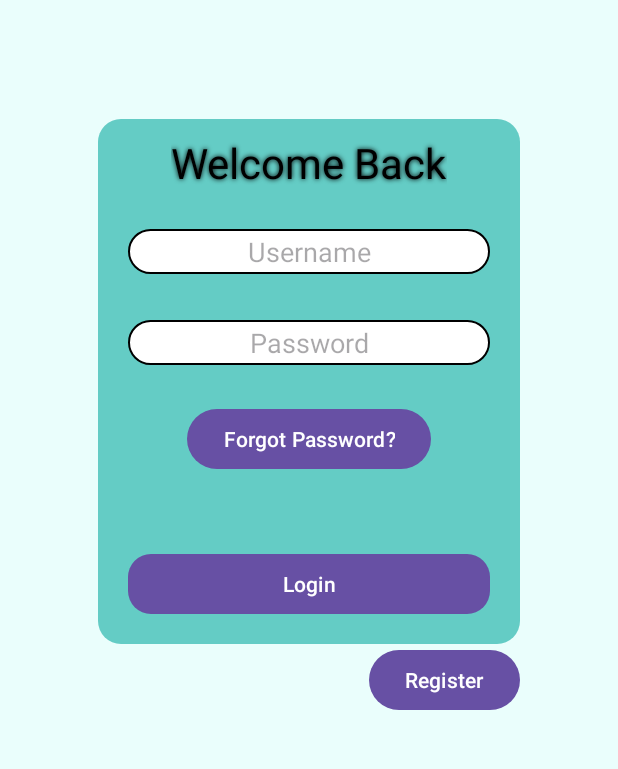
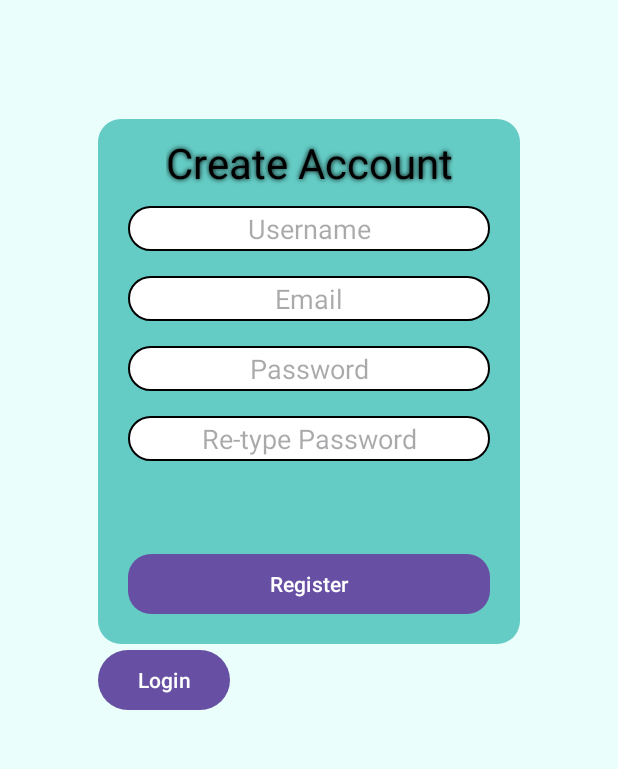
Before and after one commit to Sahif02/CWSE2, an Android app: the layout activity_register.xml on its own in the app's theme, with its tools: preview values and no code run, on a phone screen of 412 x 824 dp, the part 360-1129 px from its top. Run offline under Robolectric (Android 15) with nearby library versions, the phone set to English and light mode, and no system bars.

Commit message:
Login and register

```diff
--- a/app/src/main/java/com/example/reservation/test.java
+++ /dev/null
@@ -1,2 +0,0 @@
-User and Profile (One-to-Many):
-Assumption: Each user can have multiple profiles, allowing flexibility for users who may want distinct profiles for different purposes.
--- a/app/src/main/res/layout/login.xml
+++ b/app/src/main/res/layout/activity_register.xml
@@ -45,8 +45,8 @@
                     android:id="@+id/textView"
                     android:layout_width="wrap_content"
                     android:layout_height="wrap_content"
-                    android:text="Welcome Back"
-                    android:textSize="28sp"
+                    android:text="Create Account"
+                    android:textSize="28dp"
                     android:textColor="@color/black"
                     android:shadowRadius="4"
                     android:shadowColor="@color/black"
@@ -71,45 +71,78 @@
                     app:layout_constraintTop_toTopOf="parent">
 
                     <EditText
-                        android:id="@+id/editTextText2"
+                        android:id="@+id/username"
                         android:layout_width="match_parent"
                         android:layout_height="30dp"
-                        android:layout_marginVertical="15dp"
                         android:background="@drawable/white_background"
                         android:ems="10"
                         android:hint="Username"
                         android:inputType="text"
                         android:textAlignment="center" />
+                    <TextView
+                        android:id="@+id/usernameError"
+                        android:layout_width="match_parent"
+                        android:layout_height="wrap_content"
+                        android:textSize="12dp"
+                        android:textColor="@color/red"/>
 
                     <EditText
-                        android:id="@+id/editTextTextPassword"
+                        android:id="@+id/email"
                         android:layout_width="match_parent"
                         android:layout_height="30dp"
-                        android:layout_marginVertical="15dp"
+                        android:background="@drawable/white_background"
+                        android:ems="10"
+                        android:hint="Email"
+                        android:inputType="text"
+                        android:textAlignment="center" />
+                    <TextView
+                        android:id="@+id/emailError"
+                        android:layout_width="match_parent"
+                        android:layout_height="wrap_content"
+                        android:textSize="12dp"
+                        android:textColor="@color/red"/>
+
+                    <EditText
+                        android:id="@+id/password"
+                        android:layout_width="match_parent"
+                        android:layout_height="30dp"
                         android:background="@drawable/white_background"
                         android:ems="10"
                         android:hint="Password"
-                        android:inputType="text"
+                        android:inputType="textPassword"
                         android:textAlignment="center" />
+                    <TextView
+                        android:id="@+id/passwordError"
+                        android:layout_width="match_parent"
+                        android:layout_height="wrap_content"
+                        android:textSize="12dp"
+                        android:textColor="@color/red"/>
+
+                    <EditText
+                        android:id="@+id/repassword"
+                        android:layout_width="match_parent"
+                        android:layout_height="30dp"
+                        android:background="@drawable/white_background"
+                        android:ems="10"
+                        android:hint="Re-type Password"
+                        android:inputType="textPassword"
+                        android:textAlignment="center" />
+                    <TextView
+                        android:id="@+id/repassError"
+                        android:layout_width="match_parent"
+                        android:layout_height="wrap_content"
+                        android:textSize="12dp"
+                        android:textColor="@color/red"/>
 
                 </LinearLayout>
 
                 <Button
-                    android:id="@+id/button4"
-                    android:layout_width="wrap_content"
-                    android:layout_height="wrap_content"
-                    android:text="Forgot Password?"
-                    app:layout_constraintEnd_toEndOf="@+id/linearLayout2"
-                    app:layout_constraintStart_toStartOf="@+id/linearLayout2"
-                    app:layout_constraintTop_toBottomOf="@+id/linearLayout2" />
-
-                <Button
-                    android:id="@+id/button5"
+                    android:id="@+id/registerbtn"
                     android:layout_width="match_parent"
                     android:layout_height="40dp"
                     android:layout_margin="10dp"
                     android:background="@drawable/green_background"
-                    android:text="Login"
+                    android:text="Register"
                     app:layout_constraintBottom_toBottomOf="parent"
                     app:layout_constraintEnd_toEndOf="parent"
                     app:layout_constraintStart_toStartOf="parent" />
@@ -119,10 +152,10 @@
     </androidx.constraintlayout.widget.ConstraintLayout>
 
     <Button
-        android:id="@+id/button"
+        android:id="@+id/loginpagebtn"
         android:layout_width="wrap_content"
         android:layout_height="wrap_content"
-        android:text="Register"
-        app:layout_constraintEnd_toEndOf="@+id/constraintLayout"
+        android:text="Login"
+        app:layout_constraintStart_toStartOf="@+id/constraintLayout"
         app:layout_constraintTop_toBottomOf="@+id/constraintLayout" />
 </androidx.constraintlayout.widget.ConstraintLayout>
--- a/app/src/main/res/values/colors.xml
+++ b/app/src/main/res/values/colors.xml
@@ -4,4 +4,5 @@
     <color name="white">#FFFFFFFF</color>
     <color name="light_green">#EAFEFC</color>
     <color name="green">#64CCC5</color>
+    <color name="red">#C40000</color>
 </resources>
```
Also changed, not shown: app/src/main/AndroidManifest.xml (+7 -1 lines), app/src/main/java/com/example/reservation/DatabaseHelper.java (added, +46 -0 lines), app/src/main/java/com/example/reservation/login.java (added, +129 -0 lines), app/src/main/java/com/example/reservation/register.java (added, +217 -0 lines), app/src/main/res/layout/activity_login.xml (renamed from app/src/main/res/layout/register.xml, +30 -33 lines).
